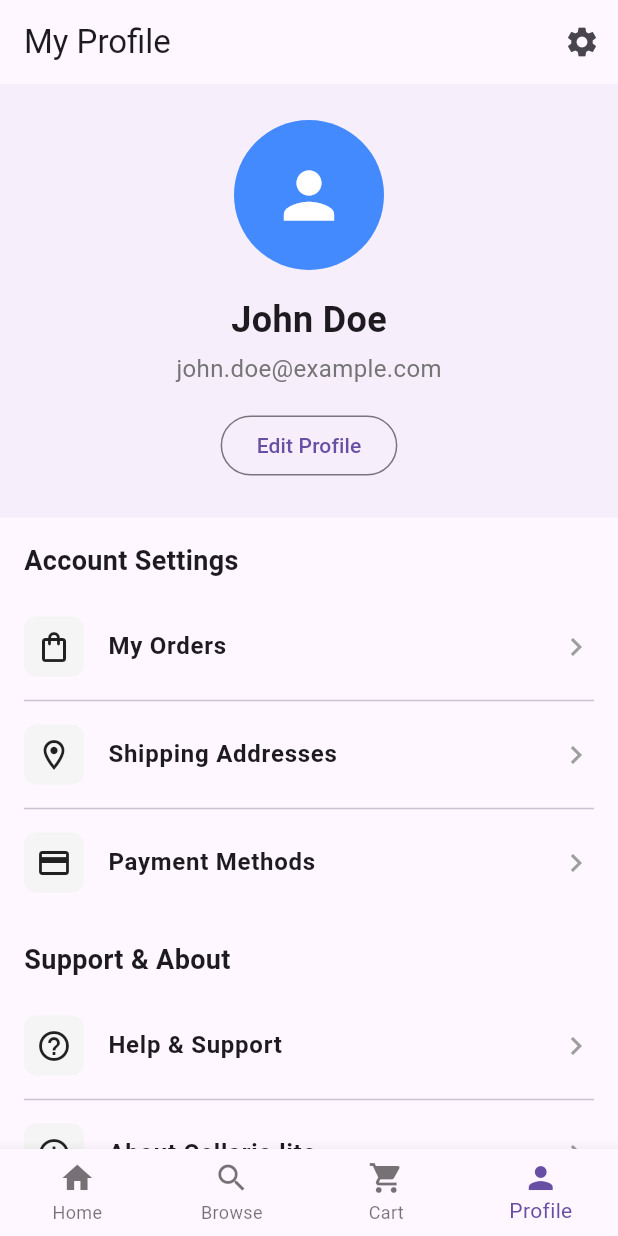
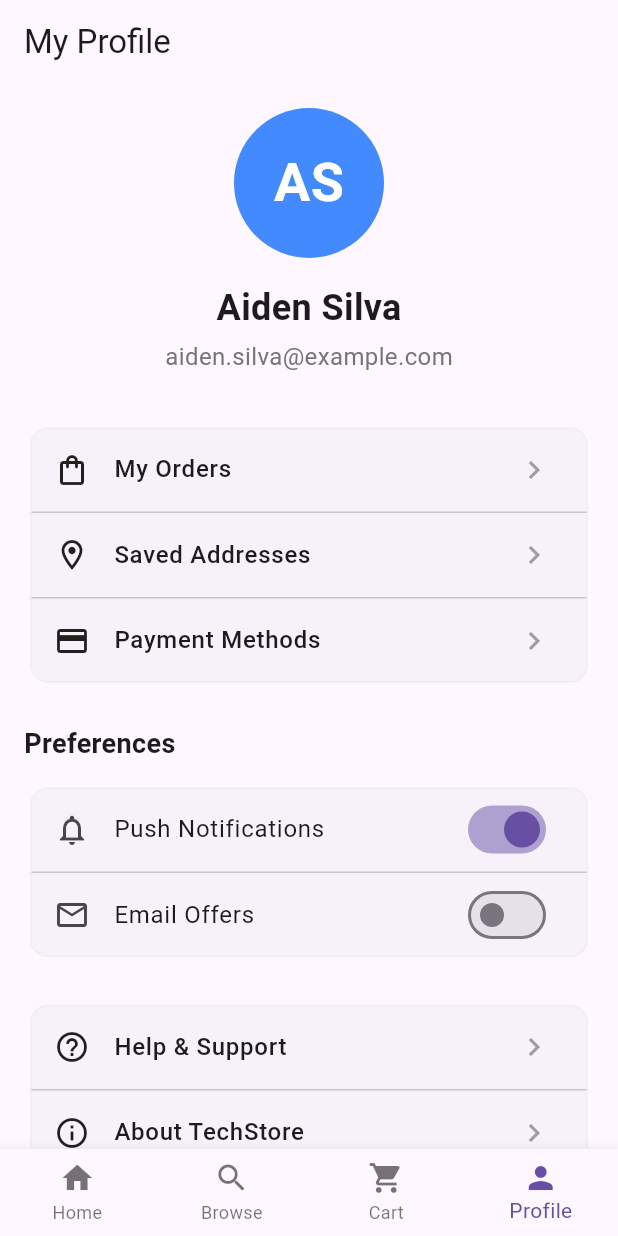
Before and after one commit to ramiru-nonis/mad-_assignment_1, a Flutter app: the screen it shows after launch, item 4 of the bottom bar chosen, on a phone screen of 412 x 824 dp. Run offline on Flutter 3.47's test engine with Material 3 defaults, Android fonts, the phone set to English and light mode, and no system bars; our stand-ins replace google_fonts.

Commit message:
Add profile screen UI with user info, settings, and preferences

```diff
--- a/lib/screens/profile_screen.dart
+++ b/lib/screens/profile_screen.dart
@@ -1,42 +1,44 @@
 import 'package:flutter/material.dart';
 
-class ProfileScreen extends StatelessWidget {
+class ProfileScreen extends StatefulWidget {
   const ProfileScreen({super.key});
+
+  @override
+  State<ProfileScreen> createState() => _ProfileScreenState();
+}
+
+class _ProfileScreenState extends State<ProfileScreen> {
+  bool _pushNotifications = true;
+  bool _emailOffers = false;
 
   @override
   Widget build(BuildContext context) {
     return Scaffold(
       appBar: AppBar(
         title: const Text('My Profile'),
-        actions: [
-          IconButton(
-            icon: const Icon(Icons.settings),
-            onPressed: () {},
-          ),
-        ],
+        elevation: 0,
+        backgroundColor: Colors.transparent,
       ),
       body: SingleChildScrollView(
+        padding: const EdgeInsets.all(16.0),
         child: Column(
           children: [
-            // Header Section
-            Container(
-              width: double.infinity,
-              padding: const EdgeInsets.all(24.0),
-              color: Theme.of(context).primaryColor.withOpacity(0.05),
-              child: Column(
-                children: [
+            // User Avatar Section
             const CircleAvatar(
               radius: 50,
               backgroundColor: Colors.blueAccent,
-                    child: Icon(
-                      Icons.person,
-                      size: 50,
+              child: Text(
+                'AS',
+                style: TextStyle(
+                  fontSize: 36,
+                  fontWeight: FontWeight.bold,
                   color: Colors.white,
+                ),
               ),
             ),
             const SizedBox(height: 16),
             const Text(
-                    'John Doe',
+              'Aiden Silva',
               style: TextStyle(
                 fontSize: 24,
                 fontWeight: FontWeight.bold,
@@ -44,80 +46,110 @@ class ProfileScreen extends StatelessWidget {
             ),
             const SizedBox(height: 4),
             Text(
-                    'john.doe@example.com',
+              'aiden.silva@example.com',
               style: TextStyle(
                 fontSize: 16,
                 color: Colors.grey.shade600,
               ),
             ),
-                  const SizedBox(height: 16),
-                  OutlinedButton(
-                    onPressed: () {},
-                    style: OutlinedButton.styleFrom(
+            const SizedBox(height: 32),
+
+            // Section 1: Account Info
+            Card(
+              elevation: 0,
               shape: RoundedRectangleBorder(
-                        borderRadius: BorderRadius.circular(20),
+                borderRadius: BorderRadius.circular(12),
+                side: BorderSide(color: Colors.grey.shade200),
               ),
-                    ),
-                    child: const Text('Edit Profile'),
-                  ),
+              child: Column(
+                children: [
+                  _buildListTile('My Orders', Icons.shopping_bag_outlined),
+                  const Divider(height: 1),
+                  _buildListTile('Saved Addresses', Icons.location_on_outlined),
+                  const Divider(height: 1),
+                  _buildListTile('Payment Methods', Icons.payment_outlined),
                 ],
               ),
             ),
+            const SizedBox(height: 24),
 
-            // Menu Items Section
-            Padding(
-              padding: const EdgeInsets.all(16.0),
-              child: Column(
-                crossAxisAlignment: CrossAxisAlignment.start,
-                children: [
-                  const Text(
-                    'Account Settings',
+            // Section 2: Preferences
+            const Align(
+              alignment: Alignment.centerLeft,
+              child: Text(
+                'Preferences',
                 style: TextStyle(
                   fontSize: 18,
                   fontWeight: FontWeight.bold,
                 ),
               ),
-                  const SizedBox(height: 16),
-                  _buildMenuTile(Icons.shopping_bag_outlined, 'My Orders'),
-                  const Divider(),
-                  _buildMenuTile(Icons.location_on_outlined, 'Shipping Addresses'),
-                  const Divider(),
-                  _buildMenuTile(Icons.payment_outlined, 'Payment Methods'),
+            ),
+            const SizedBox(height: 12),
+            Card(
+              elevation: 0,
+              shape: RoundedRectangleBorder(
+                borderRadius: BorderRadius.circular(12),
+                side: BorderSide(color: Colors.grey.shade200),
+              ),
+              child: Column(
+                children: [
+                  SwitchListTile(
+                    title: const Text('Push Notifications'),
+                    secondary: const Icon(Icons.notifications_outlined),
+                    value: _pushNotifications,
+                    activeColor: Theme.of(context).primaryColor,
+                    onChanged: (bool value) {
+                      setState(() {
+                        _pushNotifications = value;
+                      });
+                    },
+                  ),
+                  const Divider(height: 1),
+                  SwitchListTile(
+                    title: const Text('Email Offers'),
+                    secondary: const Icon(Icons.email_outlined),
+                    value: _emailOffers,
+                    activeColor: Theme.of(context).primaryColor,
+                    onChanged: (bool value) {
+                      setState(() {
+                        _emailOffers = value;
+                      });
+                    },
+                  ),
+                ],
+              ),
+            ),
             const SizedBox(height: 24),
 
-                  const Text(
-                    'Support & About',
-                    style: TextStyle(
-                      fontSize: 18,
-                      fontWeight: FontWeight.bold,
+            // Section 3: Support
+            Card(
+              elevation: 0,
+              shape: RoundedRectangleBorder(
+                borderRadius: BorderRadius.circular(12),
+                side: BorderSide(color: Colors.grey.shade200),
+              ),
+              child: Column(
+                children: [
+                  _buildListTile('Help & Support', Icons.help_outline),
+                  const Divider(height: 1),
+                  _buildListTile('About TechStore', Icons.info_outline),
+                ],
               ),
             ),
-                  const SizedBox(height: 16),
-                  _buildMenuTile(Icons.help_outline, 'Help & Support'),
-                  const Divider(),
-                  _buildMenuTile(Icons.info_outline, 'About Cellario lite'),
             const SizedBox(height: 32),
 
-                  // Logout Button
-                  SizedBox(
-                    width: double.infinity,
-                    height: 50,
-                    child: TextButton.icon(
+            // Log Out Button
+            TextButton(
               onPressed: () {},
-                      icon: const Icon(Icons.logout, color: Colors.red),
-                      label: const Text(
+              style: TextButton.styleFrom(
+                foregroundColor: Colors.red,
+                padding: const EdgeInsets.symmetric(vertical: 12, horizontal: 32),
+              ),
+              child: const Text(
                 'Log Out',
                 style: TextStyle(
-                          color: Colors.red,
                   fontSize: 16,
                   fontWeight: FontWeight.bold,
-                        ),
-                      ),
-                      style: TextButton.styleFrom(
-                        backgroundColor: Colors.red.withOpacity(0.1),
-                        shape: RoundedRectangleBorder(
-                          borderRadius: BorderRadius.circular(12),
-                        ),
                 ),
               ),
             ),
@@ -125,29 +157,15 @@ class ProfileScreen extends StatelessWidget {
           ],
         ),
       ),
-          ],
-        ),
-      ),
     );
   }
 
-  Widget _buildMenuTile(IconData icon, String title) {
+  Widget _buildListTile(String title, IconData icon) {
     return ListTile(
-      contentPadding: EdgeInsets.zero,
-      leading: Container(
-        padding: const EdgeInsets.all(8),
-        decoration: BoxDecoration(
-          color: Colors.grey.shade100,
-          borderRadius: BorderRadius.circular(8),
-        ),
-        child: Icon(icon, color: Colors.black87),
-      ),
+      leading: Icon(icon, color: Colors.black87),
       title: Text(
         title,
-        style: const TextStyle(
-          fontWeight: FontWeight.w600,
-          fontSize: 16,
-        ),
+        style: const TextStyle(fontWeight: FontWeight.w500),
       ),
       trailing: const Icon(Icons.chevron_right, color: Colors.grey),
       onTap: () {},
```
Lines whose indentation alone changed are shown as unchanged.
